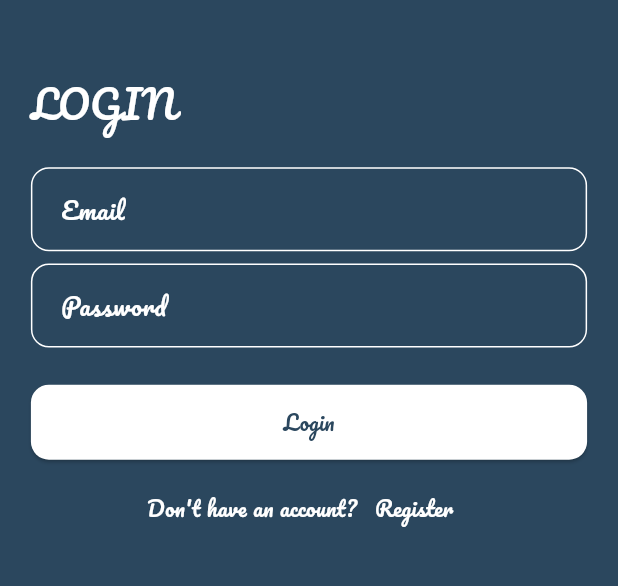
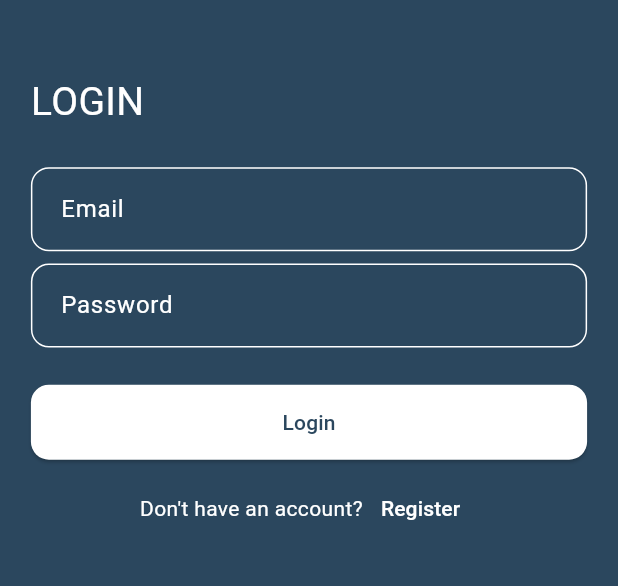
Before and after one commit to mustafa-shihab1/chat_app, a Flutter app: the screen it shows after launch, on a phone screen of 412 x 824 dp, the part 453-1039 px from its top. Run offline on Flutter 3.47's test engine with Material 2 defaults, Android fonts, the phone set to English and light mode, and no system bars.

Commit message:
edit font

```diff
--- a/lib/main.dart
+++ b/lib/main.dart
@@ -14,7 +14,6 @@ class MyApp extends StatelessWidget {
     return MaterialApp(
       theme: ThemeData(
         useMaterial3: true,
-        fontFamily: 'Pacifico',
       ),
       debugShowCheckedModeBanner: false,
       home: const LoginView(),
```
